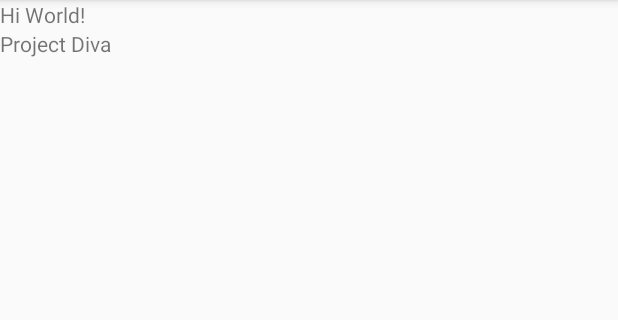
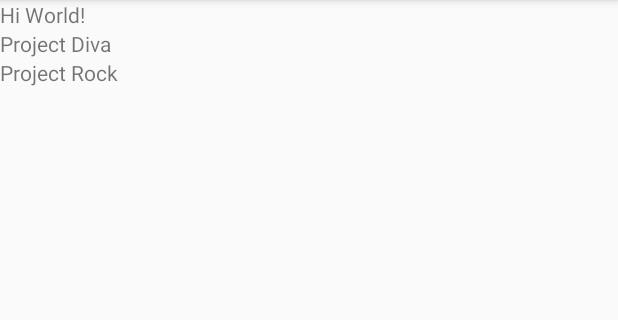
Before and after one commit to MeteorSis/HelloWorld, an Android app: the screen it shows after launch (MainActivity), on a phone screen of 412 x 824 dp, the part 84-404 px from its top. Run offline under Robolectric (Android 15) with nearby library versions, the phone set to English and light mode, and no system bars.

Commit message:
Project Rock!!!

```diff
--- a/app/src/main/java/cse/mobile/helloworld/MainActivity.java
+++ b/app/src/main/java/cse/mobile/helloworld/MainActivity.java
@@ -14,5 +14,7 @@ public class MainActivity extends AppCompatActivity {
         tv1.setText("Hi World!");
         TextView tv2=(TextView)findViewById(R.id.tv2);
         tv2.setText("Project Diva");
+        TextView tv3=(TextView)findViewById(R.id.tv3);
+        tv3.setText("Project Rock");
     }
 }
--- a/app/src/main/res/layout/activity_main.xml
+++ b/app/src/main/res/layout/activity_main.xml
@@ -14,4 +14,9 @@
         android:layout_height="wrap_content"
         android:text="Hello World!"
         android:id="@+id/tv2"/>
+    <TextView
+        android:layout_width="wrap_content"
+        android:layout_height="wrap_content"
+        android:text="Hello World!"
+        android:id="@+id/tv3"/>
 </LinearLayout>
```
